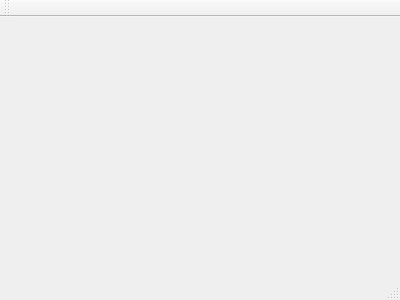
thewitcher/TrafficLights, file Ui/Root_window/root-window.ui: the form before one commit.
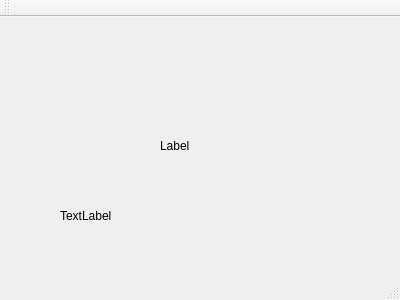
The form after the commit.

Commit message: [QSSEngine] Add QSSEngine to styling widgets.

What changed in the file:
```diff
--- a/Ui/Root_window/root-window.ui
+++ b/Ui/Root_window/root-window.ui
@@ -12,13 +12,55 @@
   <property name="windowTitle" >
    <string>RootWindow</string>
   </property>
-  <widget class="QMenuBar" name="menuBar" />
-  <widget class="QToolBar" name="mainToolBar" />
-  <widget class="QWidget" name="centralWidget" />
-  <widget class="QStatusBar" name="statusBar" />
+  <widget class="QWidget" name="centralWidget">
+   <widget class="QLabel" name="testLabel">
+    <property name="geometry">
+     <rect>
+      <x>160</x>
+      <y>120</y>
+      <width>67</width>
+      <height>17</height>
+     </rect>
+    </property>
+    <property name="text">
+     <string>Label</string>
+    </property>
+   </widget>
+   <widget class="QLabel" name="label">
+    <property name="geometry">
+     <rect>
+      <x>60</x>
+      <y>190</y>
+      <width>67</width>
+      <height>17</height>
+     </rect>
+    </property>
+    <property name="text">
+     <string>TextLabel</string>
+    </property>
+   </widget>
+  </widget>
+  <widget class="QMenuBar" name="menuBar">
+   <property name="geometry">
+    <rect>
+     <x>0</x>
+     <y>0</y>
+     <width>400</width>
+     <height>25</height>
+    </rect>
+   </property>
+  </widget>
+  <widget class="QToolBar" name="mainToolBar">
+   <attribute name="toolBarArea">
+    <enum>TopToolBarArea</enum>
+   </attribute>
+   <attribute name="toolBarBreak">
+    <bool>false</bool>
+   </attribute>
+  </widget>
+  <widget class="QStatusBar" name="statusBar"/>
  </widget>
- <layoutDefault spacing="6" margin="11" />
- <pixmapfunction></pixmapfunction>
+ <layoutdefault spacing="6" margin="11"/>
  <resources/>
  <connections/>
 </ui>
```
Left out of the diff: 7 changed lines with no effect on the pictures. The commit also changes 6 other files.
